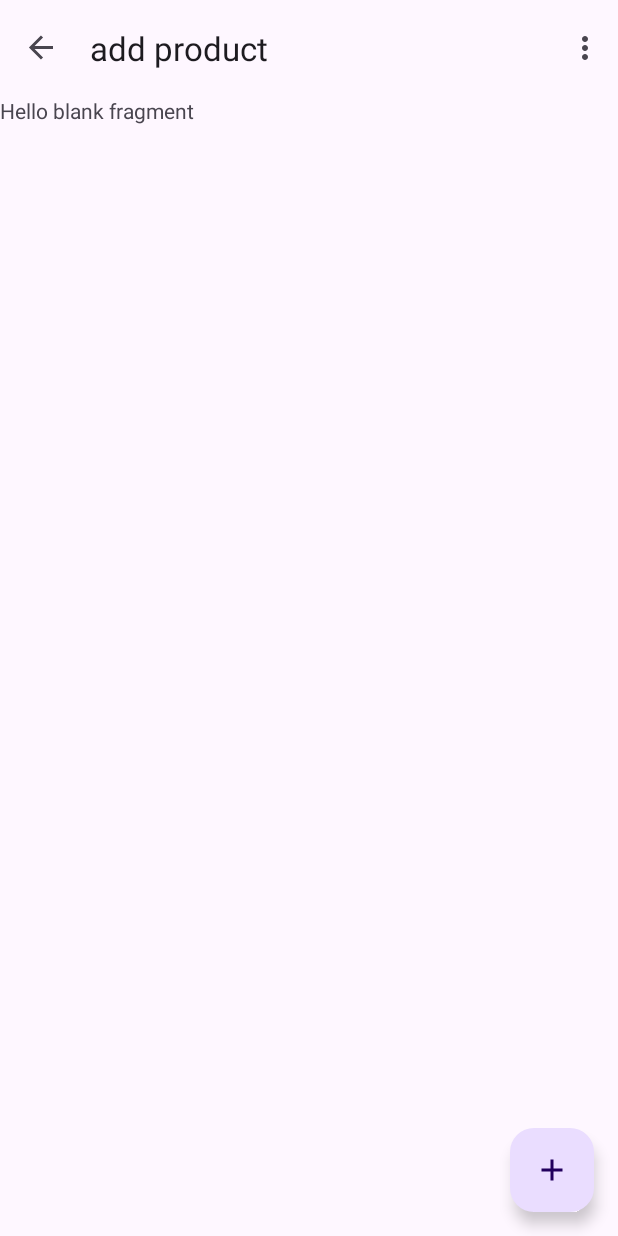
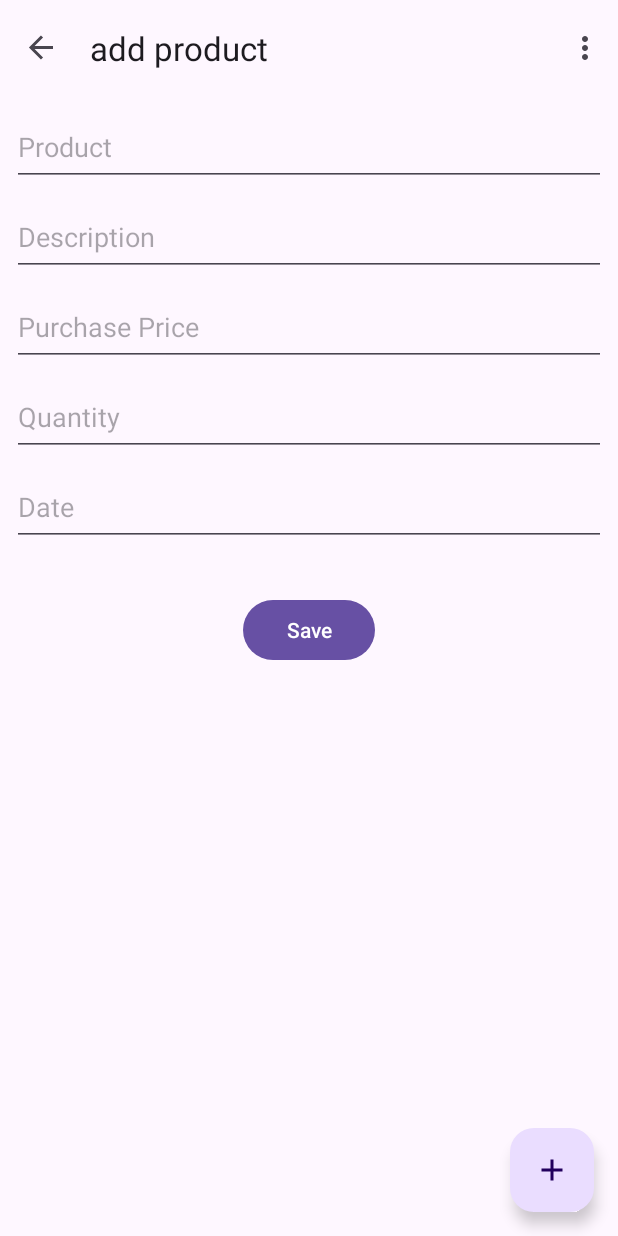
Before and after one commit to kchiwakaya/blackliquid, an Android app: the AddProductFragment screen opened through its navigation route, on a phone screen of 412 x 824 dp. Run offline under Robolectric (Android 15) with nearby library versions, the phone set to English and light mode, and no system bars; our stand-ins replace navigation-ui.

Commit message:
Add stock design

```diff
--- a/app/src/main/res/layout/fragment_add_product.xml
+++ b/app/src/main/res/layout/fragment_add_product.xml
@@ -2,20 +2,90 @@
 <androidx.constraintlayout.widget.ConstraintLayout xmlns:android="http://schemas.android.com/apk/res/android"
     xmlns:app="http://schemas.android.com/apk/res-auto"
     xmlns:tools="http://schemas.android.com/tools"
-    android:id="@+id/frameLayout"
+    android:id="@+id/ltAddProduct"
     android:layout_width="match_parent"
     android:layout_height="match_parent"
     tools:context=".AddProductFragment">
 
-    <!-- TODO: Update blank fragment layout -->
-    <TextView
-        android:id="@+id/textView"
+    <EditText
+        android:id="@+id/editProduct"
         android:layout_width="0dp"
-        android:layout_height="0dp"
-        android:text="@string/hello_blank_fragment"
-        app:layout_constraintBottom_toBottomOf="parent"
+        android:layout_height="52dp"
+        android:layout_marginStart="8dp"
+        android:layout_marginTop="8dp"
+        android:layout_marginEnd="8dp"
+        android:ems="10"
+        android:hint="Product"
+        android:inputType="text"
         app:layout_constraintEnd_toEndOf="parent"
         app:layout_constraintStart_toStartOf="parent"
         app:layout_constraintTop_toTopOf="parent" />
 
+    <EditText
+        android:id="@+id/editDescription"
+        android:layout_width="0dp"
+        android:layout_height="52dp"
+        android:layout_marginStart="8dp"
+        android:layout_marginTop="8dp"
+        android:layout_marginEnd="8dp"
+        android:ems="10"
+        android:hint="Description"
+        android:inputType="text"
+        app:layout_constraintEnd_toEndOf="parent"
+        app:layout_constraintStart_toStartOf="parent"
+        app:layout_constraintTop_toBottomOf="@+id/editProduct" />
+
+    <EditText
+        android:id="@+id/editPPrice"
+        android:layout_width="0dp"
+        android:layout_height="52dp"
+        android:layout_marginStart="8dp"
+        android:layout_marginTop="8dp"
+        android:layout_marginEnd="8dp"
+        android:ems="10"
+        android:hint="Purchase Price"
+        android:inputType="number|numberDecimal"
+        app:layout_constraintEnd_toEndOf="parent"
+        app:layout_constraintStart_toStartOf="parent"
+        app:layout_constraintTop_toBottomOf="@+id/editDescription" />
+
+    <EditText
+        android:id="@+id/editPQuantity"
+        android:layout_width="0dp"
+        android:layout_height="52dp"
+        android:layout_marginStart="8dp"
+        android:layout_marginTop="8dp"
+        android:layout_marginEnd="8dp"
+        android:ems="10"
+        android:hint="Quantity"
+        android:inputType="number"
+        app:layout_constraintEnd_toEndOf="parent"
+        app:layout_constraintStart_toStartOf="parent"
+        app:layout_constraintTop_toBottomOf="@+id/editPPrice" />
+
+    <EditText
+        android:id="@+id/editDate"
+        android:layout_width="0dp"
+        android:layout_height="52dp"
+        android:layout_marginStart="8dp"
+        android:layout_marginTop="8dp"
+        android:layout_marginEnd="8dp"
+        android:ems="10"
+        android:hint="Date"
+        android:inputType="date"
+        app:layout_constraintEnd_toEndOf="parent"
+        app:layout_constraintStart_toStartOf="parent"
+        app:layout_constraintTop_toBottomOf="@+id/editPQuantity" />
+
+    <Button
+        android:id="@+id/button"
+        android:layout_width="wrap_content"
+        android:layout_height="wrap_content"
+        android:layout_marginStart="8dp"
+        android:layout_marginTop="32dp"
+        android:layout_marginEnd="8dp"
+        android:text="Save"
+        app:layout_constraintEnd_toEndOf="parent"
+        app:layout_constraintStart_toStartOf="parent"
+        app:layout_constraintTop_toBottomOf="@+id/editDate" />
 </androidx.constraintlayout.widget.ConstraintLayout>
--- a/app/src/main/res/layout/fragment_products.xml
+++ b/app/src/main/res/layout/fragment_products.xml
@@ -9,7 +9,7 @@
 
     <!-- TODO: Update blank fragment layout -->
     <TextView
-        android:id="@+id/textView7"
+        android:id="@+id/ltProducts"
         android:layout_width="0dp"
         android:layout_height="0dp"
         android:text="@string/hello_blank_fragment"
```
